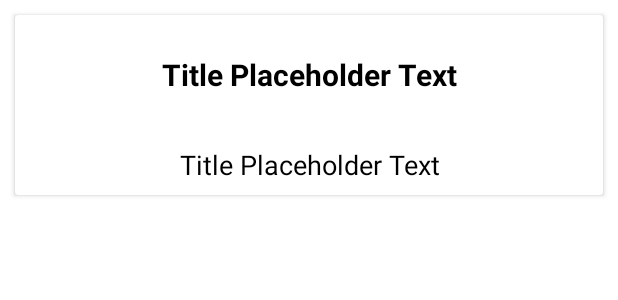
After one commit to Culmenus/dlf_plus, an Android app: the layout card_topic.xml on its own in the app's theme, with its tools: preview values and no code run, on a phone screen of 412 x 824 dp. The commit adds this screen. Shown: the top 300 px of the screen. Run offline under Robolectric (Android 15) with nearby library versions, the phone set to English and light mode, and no system bars.

Commit message:
lame topic virkni komid amk virkar click listener en thad reffar ekkert eins og er.

```diff
--- /dev/null
+++ b/app/src/main/java/com/hbv2/dlf_plus/TopicClickListener.kt
@@ -0,0 +1,5 @@
+package com.hbv2.dlf_plus
+
+interface TopicClickListener {
+    fun onClick(topic: Topic)
+}
--- a/app/src/main/res/layout/activity_forum.xml
+++ b/app/src/main/res/layout/activity_forum.xml
@@ -53,6 +53,12 @@
             app:layout_constraintRight_toRightOf="parent"
             app:layout_constraintTop_toTopOf="parent" />
 
+            <androidx.recyclerview.widget.RecyclerView
+                android:id="@+id/recyclerViewTopics"
+                android:layout_width="350dp"
+                android:layout_height="wrap_content"
+                android:layout_gravity="center" />
+
     </LinearLayout>
     <Button
         android:id="@+id/btnOpenMain"
--- /dev/null
+++ b/app/src/main/res/layout/card_topic.xml
@@ -0,0 +1,48 @@
+<?xml version="1.0" encoding="utf-8"?>
+<LinearLayout xmlns:android="http://schemas.android.com/apk/res/android"
+    android:orientation="vertical"
+    android:layout_width="match_parent"
+    android:layout_height="match_parent">
+
+    <androidx.cardview.widget.CardView
+        android:id="@+id/topicCardView"
+        android:layout_width="match_parent"
+        android:layout_height="120dp"
+        android:layout_margin="10dp"
+        android:clickable="true">
+
+        <LinearLayout
+            android:layout_width="match_parent"
+            android:layout_height="120dp"
+            android:orientation="vertical">
+
+            <TextView
+                android:id="@+id/name"
+                android:layout_width="match_parent"
+                android:layout_height="80dp"
+                android:gravity="center"
+                android:text="@string/title_placeholder_text"
+                android:textColor="@color/black"
+                android:textSize="20sp"
+                android:lines="2"
+                android:textStyle="bold"/>
+
+            <TextView
+                android:id="@+id/description"
+                android:layout_width="match_parent"
+                android:layout_height="40dp"
+                android:gravity="center"
+                android:text="@string/title_placeholder_text"
+                android:textColor="@color/black"
+                android:textSize="18sp"
+                android:lines="2" />
+
+
+
+        </LinearLayout>
+
+
+
+    </androidx.cardview.widget.CardView>
+
+</LinearLayout>
```
Also changed, not shown: app/src/main/java/com/hbv2/dlf_plus/Topic.kt (added, +13 -0 lines), app/src/main/java/com/hbv2/dlf_plus/TopicAdapter.kt (added, +26 -0 lines), app/src/main/java/com/hbv2/dlf_plus/TopicViewHolder.kt (added, +19 -0 lines), app/src/main/java/com/hbv2/dlf_plus/activities/ForumActivity.kt (+15 -6 lines), app/src/main/java/com/hbv2/dlf_plus/activities/MainActivity.kt (+14 -0 lines), app/src/main/java/com/hbv2/dlf_plus/activities/ThreadActivity.kt (deleted, +0 -58 lines), app/src/main/java/com/hbv2/dlf_plus/activities/TopicActivity.kt (added, +58 -0 lines), app/src/main/res/layout/activity_thread.xml (deleted, +0 -32 lines), app/src/main/res/layout/activity_topic.xml (added, +32 -0 lines).
